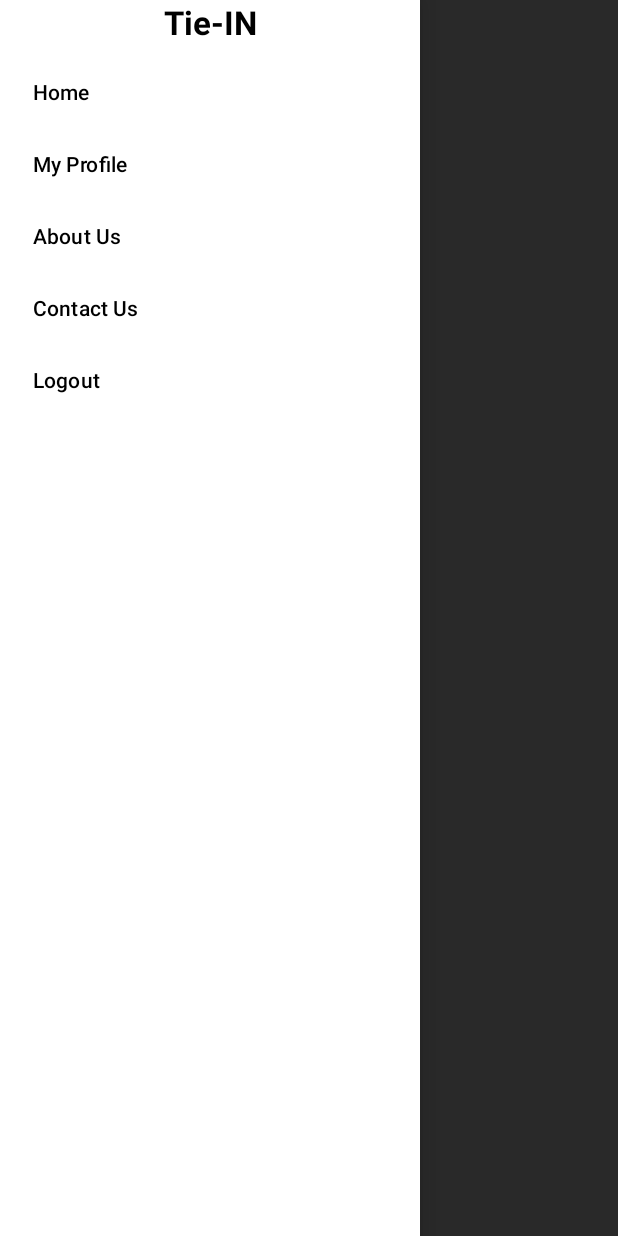
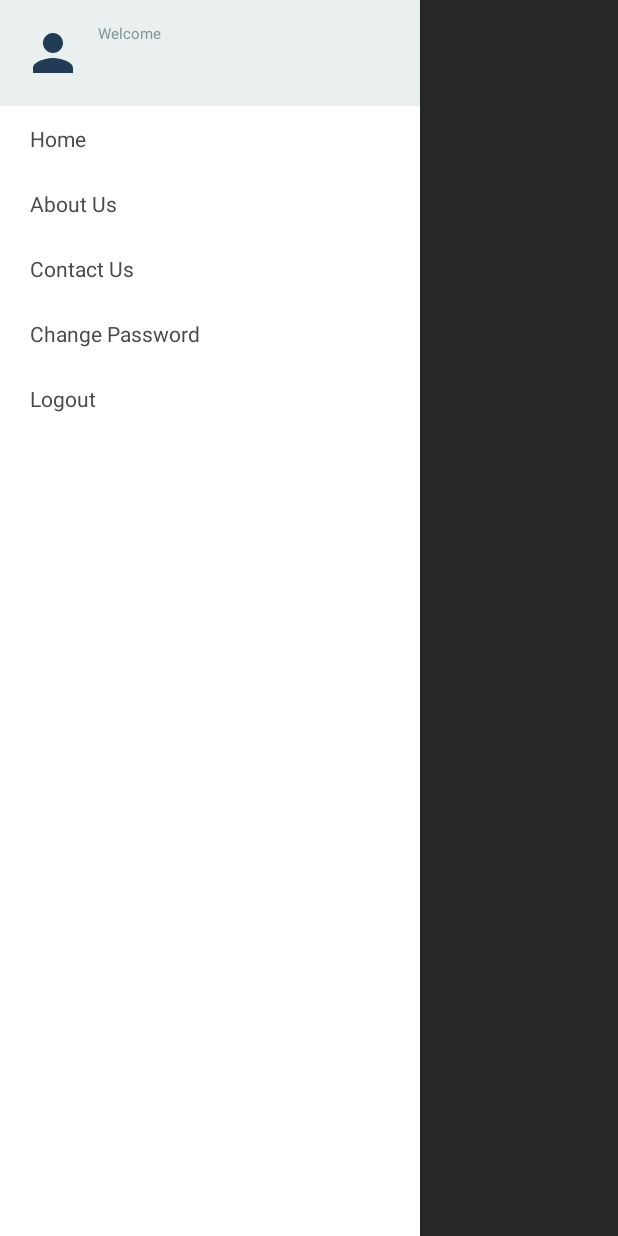
Before and after one commit to honey3199/Tie-IN, an Android app: the HomeActivity screen opened directly, with no data from a screen before it, with the side drawer open, on a phone screen of 412 x 824 dp. Run offline under Robolectric (Android 15) with nearby library versions, the phone set to English and light mode, and no system bars.

Commit message:
navigation drawer addding

```diff
--- a/app/src/main/java/com/example/demo/HomeActivity.java
+++ b/app/src/main/java/com/example/demo/HomeActivity.java
@@ -5,17 +5,21 @@ import androidx.appcompat.app.ActionBar;
 import androidx.appcompat.app.ActionBarDrawerToggle;
 import androidx.appcompat.app.AppCompatActivity;
 import androidx.appcompat.widget.Toolbar;
+import androidx.core.view.GravityCompat;
 import androidx.drawerlayout.widget.DrawerLayout;
+import androidx.fragment.app.Fragment;
+import androidx.fragment.app.FragmentManager;
 import androidx.fragment.app.FragmentTransaction;
 
 import android.content.Intent;
 import android.os.Bundle;
 import android.view.MenuItem;
 
+import com.example.demo.navigation.NavigationFragment;
 import com.example.demo.views.SellerListFragment;
 import com.google.android.material.navigation.NavigationView;
 
-public class HomeActivity extends AppCompatActivity {
+public class HomeActivity extends AppCompatActivity implements NavigationFragment.Callbacks {
 
     Toolbar toolbar;
     DrawerLayout drawerLayout;
@@ -34,11 +38,20 @@ public class HomeActivity extends AppCompatActivity {
         ActionBar actionBar = getSupportActionBar();
         if (actionBar != null) {
             actionBar.setDisplayHomeAsUpEnabled(true);
+            actionBar.setHomeAsUpIndicator(R.drawable.ic_menu);
         }
 
-        ActionBarDrawerToggle actionBarDrawerToggle = new ActionBarDrawerToggle(this, drawerLayout, toolbar, R.string.navigation_drawer_open, R.string.navigation_drawer_close);
+        navigationView.setNavigationItemSelectedListener(item -> true);
+
+        NavigationFragment navigationFragment = NavigationFragment.newInstance();
+        FragmentManager fragmentManager = getSupportFragmentManager();
+        fragmentManager.beginTransaction()
+                .add(R.id.navigation_view, navigationFragment)
+                .commit();
+
+        /*ActionBarDrawerToggle actionBarDrawerToggle = new ActionBarDrawerToggle(this, , toolbar, R.string.navigation_drawer_open, R.string.navigation_drawer_close);
         drawerLayout.addDrawerListener(actionBarDrawerToggle);
-        actionBarDrawerToggle.syncState();
+        actionBarDrawerToggle.syncState();*/
 
         FragmentTransaction fragmentTransaction =
                 getSupportFragmentManager().beginTransaction()
@@ -47,6 +60,24 @@ public class HomeActivity extends AppCompatActivity {
     }
 
     @Override
+    public boolean onOptionsItemSelected(MenuItem item) {
+        // The action bar home/up action should open or close the drawer.
+        switch (item.getItemId()) {
+            case android.R.id.home:
+                drawerLayout.openDrawer(GravityCompat.START);
+                return true;
+        }
+        return super.onOptionsItemSelected(item);
+    }
+
+    @Override
+    public void onMasterItemClicked(Fragment fragment) {
+        FragmentTransaction fragmentTransaction = getSupportFragmentManager().beginTransaction()
+                .replace(R.id.fragment_container, fragment);
+        fragmentTransaction.commit();
+    }
+
+    /*@Override
     public boolean onOptionsItemSelected(@NonNull MenuItem item) {
         FragmentTransaction fragmentTransaction;
         switch (item.getItemId()) {
@@ -77,5 +108,5 @@ public class HomeActivity extends AppCompatActivity {
                 return true;
         }
         return false;
-    }
+    }*/
 }
--- /dev/null
+++ b/app/src/main/java/com/example/demo/navigation/NavigationFragment.java
@@ -0,0 +1,87 @@
+package com.example.demo.navigation;
+
+
+import android.content.Intent;
+import android.os.Bundle;
+import android.view.LayoutInflater;
+import android.view.View;
+import android.view.ViewGroup;
+import android.widget.TextView;
+
+import androidx.annotation.NonNull;
+import androidx.annotation.Nullable;
+import androidx.fragment.app.Fragment;
+import androidx.fragment.app.FragmentTransaction;
+
+import com.example.demo.HomeActivity;
+import com.example.demo.R;
+import com.example.demo.SingInActivity;
+import com.example.demo.views.ProfileFragment;
+import com.example.demo.views.SellerListFragment;
+
+
+public class NavigationFragment extends Fragment {
+
+    private Callbacks callbacks;
+
+    public interface Callbacks {
+        void onMasterItemClicked(Fragment fragment);
+    }
+
+    TextView tvHome, tvAboutUs, tvContactUs, tvChangePassword, tvLogout;
+
+    public static NavigationFragment newInstance() {
+        return new NavigationFragment();
+    }
+
+    @Override
+    public View onCreateView(LayoutInflater inflater, ViewGroup container,
+                             Bundle savedInstanceState) {
+        View view = inflater.inflate(R.layout.navigation_drawer, container, false);
+        tvHome = view.findViewById(R.id.tv_home);
+        tvAboutUs = view.findViewById(R.id.tv_about_us);
+        tvContactUs = view.findViewById(R.id.tv_contact_us);
+        tvChangePassword = view.findViewById(R.id.tv_change_password);
+        tvLogout = view.findViewById(R.id.tv_sign_out);
+
+        view.findViewById(R.id.navigation_header).setOnClickListener(v -> {
+            callbacks.onMasterItemClicked(ProfileFragment.newInstance());
+            /*FragmentTransaction fragmentTransaction = requireActivity().getSupportFragmentManager().beginTransaction()
+                    .replace(R.id.fragment_container, ProfileFragment.newInstance());
+            fragmentTransaction.commit();*/
+        });
+
+        tvHome.setOnClickListener(v -> {
+            callbacks.onMasterItemClicked(ProfileFragment.newInstance());
+            /*FragmentTransaction fragmentTransaction = requireActivity().getSupportFragmentManager().beginTransaction()
+                    .replace(R.id.fragment_container, SellerListFragment.newInstance());
+            fragmentTransaction.commit();*/
+        });
+
+        tvAboutUs.setOnClickListener(v -> {
+            FragmentTransaction fragmentTransaction = requireActivity().getSupportFragmentManager().beginTransaction()
+                    .replace(R.id.fragment_container, ProfileFragment.newInstance());
+            fragmentTransaction.commit();
+        });
+
+        tvContactUs.setOnClickListener(v -> {
+            FragmentTransaction fragmentTransaction = requireActivity().getSupportFragmentManager().beginTransaction()
+                    .replace(R.id.fragment_container, ProfileFragment.newInstance());
+            fragmentTransaction.commit();
+        });
+
+        tvChangePassword.setOnClickListener(v -> {
+            FragmentTransaction fragmentTransaction = requireActivity().getSupportFragmentManager().beginTransaction()
+                    .replace(R.id.fragment_container, ProfileFragment.newInstance());
+            fragmentTransaction.commit();
+        });
+
+        tvLogout.setOnClickListener(v -> {
+            Intent i = new Intent(requireActivity(), SingInActivity.class);
+            startActivity(i);
+            requireActivity().finish();
+        });
+
+        return view;
+    }
+}
--- /dev/null
+++ b/app/src/main/res/drawable/ic_menu.xml
@@ -0,0 +1,10 @@
+<vector xmlns:android="http://schemas.android.com/apk/res/android"
+    android:width="24dp"
+    android:height="24dp"
+    android:viewportWidth="24"
+    android:viewportHeight="24"
+    android:tint="?attr/colorControlNormal">
+  <path
+      android:fillColor="@android:color/white"
+      android:pathData="M3,18h18v-2L3,16v2zM3,13h18v-2L3,11v2zM3,6v2h18L21,6L3,6z"/>
+</vector>
--- a/app/src/main/res/layout/activity_home.xml
+++ b/app/src/main/res/layout/activity_home.xml
@@ -13,20 +13,19 @@
         android:id="@+id/navigation_view"
         android:layout_width="wrap_content"
         android:layout_height="match_parent"
-        android:layout_gravity="start"
-        app:headerLayout="@layout/header"
-        app:menu="@menu/main_menu" />
+        android:layout_gravity="start" />
 
     <androidx.appcompat.widget.Toolbar
         android:id="@+id/toolbar"
         android:layout_width="match_parent"
-        android:layout_height="?actionBarSize"
-        android:contentInsetLeft="0dp">
+        android:layout_height="wrap_content"
+        android:contentInsetLeft="0dp"
+        android:gravity="top|start">
 
         <include
             layout="@layout/toolbar"
             android:layout_width="match_parent"
-            android:layout_height="match_parent" />
+            android:layout_height="?actionBarSize" />
     </androidx.appcompat.widget.Toolbar>
 
     <androidx.fragment.app.FragmentContainerView
--- /dev/null
+++ b/app/src/main/res/layout/navigation_drawer.xml
@@ -0,0 +1,94 @@
+<?xml version="1.0" encoding="utf-8"?>
+<androidx.constraintlayout.widget.ConstraintLayout xmlns:android="http://schemas.android.com/apk/res/android"
+    xmlns:app="http://schemas.android.com/apk/res-auto"
+    android:layout_width="match_parent"
+    android:layout_height="match_parent">
+
+    <TextView
+        android:id="@+id/tv_sign_out"
+        android:layout_width="0dp"
+        android:layout_height="wrap_content"
+        android:layout_marginEnd="8dp"
+        android:layout_marginRight="8dp"
+        android:paddingLeft="20dp"
+        android:paddingTop="12dp"
+        android:paddingBottom="12dp"
+        android:text="@string/sign_out"
+        android:textColor="@color/navigationItemsTextColor"
+        android:visibility="visible"
+        app:layout_constraintEnd_toEndOf="parent"
+        app:layout_constraintStart_toStartOf="parent"
+        app:layout_constraintTop_toBottomOf="@+id/tv_change_password" />
+
+    <TextView
+        android:id="@+id/tv_change_password"
+        android:layout_width="0dp"
+        android:layout_height="wrap_content"
+        android:layout_marginEnd="8dp"
+        android:layout_marginRight="8dp"
+        android:paddingLeft="20dp"
+        android:paddingTop="12dp"
+        android:paddingBottom="12dp"
+        android:text="@string/change_password"
+        android:textColor="@color/navigationItemsTextColor"
+        app:layout_constraintEnd_toEndOf="parent"
+        app:layout_constraintStart_toStartOf="parent"
+        app:layout_constraintTop_toBottomOf="@+id/tv_contact_us" />
+
+    <TextView
+        android:id="@+id/tv_contact_us"
+        android:layout_width="0dp"
+        android:layout_height="wrap_content"
+        android:layout_marginEnd="8dp"
+        android:layout_marginRight="8dp"
+        android:paddingLeft="20dp"
+        android:paddingTop="12dp"
+        android:paddingBottom="12dp"
+        android:text="Contact Us"
+        android:textColor="@color/navigationItemsTextColor"
+        app:layout_constraintEnd_toEndOf="parent"
+        app:layout_constraintStart_toStartOf="parent"
+        app:layout_constraintTop_toBottomOf="@+id/tv_about_us" />
+
+    <TextView
+        android:id="@+id/tv_about_us"
+        android:layout_width="0dp"
+        android:layout_height="wrap_content"
+        android:layout_marginEnd="8dp"
+        android:layout_marginRight="8dp"
+        android:paddingLeft="20dp"
+        android:paddingTop="12dp"
+        android:paddingBottom="12dp"
+        android:text="About Us"
+        android:textColor="@color/navigationItemsTextColor"
+        android:visibility="visible"
+        app:layout_constraintEnd_toEndOf="parent"
+        app:layout_constraintStart_toStartOf="parent"
+        app:layout_constraintTop_toBottomOf="@+id/tv_home" />
+
+    <TextView
+        android:id="@+id/tv_home"
+        android:layout_width="0dp"
+        android:layout_height="wrap_content"
+        android:layout_marginEnd="8dp"
+        android:layout_marginRight="8dp"
+        android:paddingLeft="20dp"
+        android:paddingTop="12dp"
+        android:paddingBottom="12dp"
+        android:text="Home"
+        android:textColor="@color/navigationItemsTextColor"
+        android:visibility="visible"
+        app:layout_constraintEnd_toEndOf="parent"
+        app:layout_constraintStart_toStartOf="parent"
+        app:layout_constraintTop_toBottomOf="@+id/navigation_header" />
+
+    <include
+        android:id="@+id/navigation_header"
+        layout="@layout/navigation_drawer_header"
+        android:layout_width="0dp"
+        android:layout_height="wrap_content"
+        app:layout_constraintEnd_toEndOf="parent"
+        app:layout_constraintStart_toStartOf="parent"
+        app:layout_constraintTop_toTopOf="parent" />
+
+</androidx.constraintlayout.widget.ConstraintLayout>
--- /dev/null
+++ b/app/src/main/res/layout/navigation_drawer_header.xml
@@ -0,0 +1,46 @@
+<?xml version="1.0" encoding="utf-8"?>
+<androidx.constraintlayout.widget.ConstraintLayout xmlns:android="http://schemas.android.com/apk/res/android"
+    xmlns:app="http://schemas.android.com/apk/res-auto"
+    android:layout_width="match_parent"
+    android:layout_height="wrap_content"
+    android:background="@color/colorBackground"
+    android:paddingBottom="15dp">
+
+    <ImageView
+        android:id="@+id/iv_profile_pic"
+        android:layout_width="40dp"
+        android:layout_height="40dp"
+        android:layout_marginStart="15dp"
+        android:layout_marginLeft="15dp"
+        android:layout_marginTop="15dp"
+        android:src="@drawable/ic_profile"
+        app:layout_constraintStart_toStartOf="parent"
+        app:layout_constraintTop_toTopOf="parent" />
+
+    <TextView
+        android:id="@+id/tv_welcome"
+        android:layout_width="wrap_content"
+        android:layout_height="wrap_content"
+        android:layout_marginStart="10dp"
+        android:layout_marginLeft="10dp"
+        android:text="@string/welcome"
+        android:textColor="@color/gray"
+        android:textSize="10sp"
+        app:layout_constraintStart_toEndOf="@+id/iv_profile_pic"
+        app:layout_constraintTop_toTopOf="@+id/iv_profile_pic" />
+
+    <TextView
+        android:id="@+id/tv_name"
+        android:layout_width="0dp"
+        android:layout_height="wrap_content"
+        android:layout_marginTop="4dp"
+        android:layout_marginEnd="8dp"
+        android:layout_marginRight="8dp"
+        android:textColor="@color/blue"
+        android:textSize="14sp"
+        android:textStyle="bold"
+        app:layout_constraintEnd_toEndOf="parent"
+        app:layout_constraintStart_toStartOf="@+id/tv_welcome"
+        app:layout_constraintTop_toBottomOf="@+id/tv_welcome" />
+
+</androidx.constraintlayout.widget.ConstraintLayout>
--- a/app/src/main/res/layout/toolbar.xml
+++ b/app/src/main/res/layout/toolbar.xml
@@ -6,9 +6,10 @@
 
     <ImageView
         android:id="@+id/iv_logo_toolbar"
-        android:layout_width="90dp"
+        android:layout_width="60dp"
         android:layout_height="40dp"
         android:src="@drawable/logo"
+        android:scaleType="fitXY"
         app:layout_constraintBottom_toBottomOf="@id/app_title"
         app:layout_constraintStart_toStartOf="parent"
         app:layout_constraintTop_toTopOf="@id/app_title" />
--- a/app/src/main/res/menu/main_menu.xml
+++ /dev/null
@@ -1,24 +0,0 @@
-<?xml version="1.0" encoding="utf-8"?>
-<menu xmlns:android="http://schemas.android.com/apk/res/android"
-    xmlns:tools="http://schemas.android.com/tools"
-    tools:ignore="HardcodedText">
-    <item
-        android:id="@+id/item_home"
-        android:title="Home" />
-
-    <item
-        android:id="@+id/item_profile"
-        android:title="My Profile" />
-
-    <item
-        android:id="@+id/item_about_us"
-        android:title="About Us" />
-
-    <item
-        android:id="@+id/item_contact_us"
-        android:title="Contact Us" />
-
-    <item
-        android:id="@+id/item_logout"
-        android:title="Logout" />
-</menu>
--- a/app/src/main/res/values/colors.xml
+++ b/app/src/main/res/values/colors.xml
@@ -10,4 +10,7 @@
     <color name="hint_color">#B8B8B5</color>
     <color name="theme_color">#4275db</color>
     <color name="blue">#0000FF</color>
+    <color name="navigationItemsTextColor">#4A4A4A</color>
+    <color name="gray">#80959d</color>
+    <color name="colorBackground">#eaefef</color>
 </resources>
--- a/app/src/main/res/values/strings.xml
+++ b/app/src/main/res/values/strings.xml
@@ -26,4 +26,7 @@
     <string name="menu_home">Home</string>
     <string name="menu_gallery">Gallery</string>
     <string name="menu_slideshow">Slideshow</string>
+    <string name="sign_out">Logout</string>
+    <string name="change_password">Change Password</string>
+    <string name="welcome">Welcome</string>
 </resources>
```
